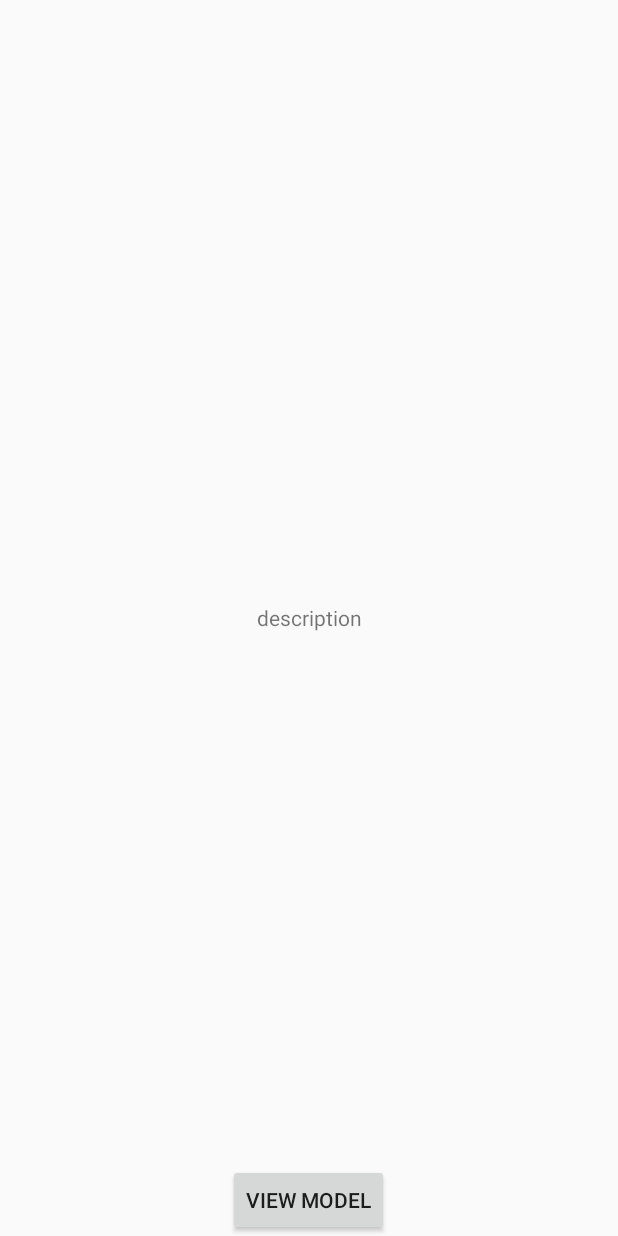
After one commit to IosephKnecht/barcode-view, an Android app: the layout fragment_info.xml on its own in the app's theme, with its tools: preview values and no code run, on a phone screen of 412 x 824 dp. The commit adds this screen. Run offline under Robolectric (Android 15) with nearby library versions, the phone set to English and light mode, and no system bars.

Commit message:
added tempalte info module

```diff
--- a/app/build.gradle
+++ b/app/build.gradle
@@ -11,7 +11,7 @@ android {
     compileSdkVersion 27
     defaultConfig {
         applicationId "com.project.iosephknecht.barcode_view"
-        minSdkVersion 15
+        minSdkVersion 19
         targetSdkVersion 27
         versionCode 1
         versionName "1.0"
--- a/app/src/main/AndroidManifest.xml
+++ b/app/src/main/AndroidManifest.xml
@@ -9,7 +9,7 @@
         android:roundIcon="@mipmap/ic_launcher_round"
         android:supportsRtl="true"
         android:theme="@style/AppTheme">
-        <activity android:name=".MainActivity">
+        <activity android:name=".presentation.host.MainActivity">
             <intent-filter>
                 <action android:name="android.intent.action.MAIN" />
 
--- /dev/null
+++ b/app/src/main/java/com/project/iosephknecht/barcode_view/presentation/info/DocumentInfoContract.kt
@@ -0,0 +1,34 @@
+package com.project.iosephknecht.barcode_view.presentation.info
+
+import android.databinding.Bindable
+import com.project.iosephknecht.barcode_view.data.presentation.DocumentInfo
+import com.project.iosephknecht.barcode_view.viper.interactor.MvpInteractor
+import com.project.iosephknecht.barcode_view.viper.presenter.MvpPresenter
+import com.project.iosephknecht.barcode_view.viper.router.MvpRouter
+import com.project.iosephknecht.barcode_view.viper.viewModel.MvpViewModel
+
+interface DocumentInfoContract {
+
+    interface ViewModel : MvpViewModel {
+        var description: String
+            @Bindable get
+
+        var modelArray: ByteArray
+    }
+
+    interface Presenter : MvpPresenter<ViewModel> {
+        fun obtainDocumentInfoModel(barcodeValue: String)
+    }
+
+    interface Listener : MvpInteractor.Listener {
+        fun onObtainDocumentInfoModel(documentInfoModel: DocumentInfo)
+    }
+
+    interface Interactor : MvpInteractor<Listener> {
+        fun searchBarcodeValue(barcodeValue: String)
+    }
+
+    interface RouterListener : MvpRouter.Listener
+
+    interface Router : MvpRouter<RouterListener>
+}
--- /dev/null
+++ b/app/src/main/java/com/project/iosephknecht/barcode_view/presentation/info/di/DocumentInfoModule.kt
@@ -0,0 +1,4 @@
+package com.project.iosephknecht.barcode_view.presentation.info.di
+
+class DocumentInfoModule(private val barcodeValue: String) {
+}
--- /dev/null
+++ b/app/src/main/res/layout/fragment_info.xml
@@ -0,0 +1,35 @@
+<?xml version="1.0" encoding="utf-8"?>
+<layout xmlns:android="http://schemas.android.com/apk/res/android"
+    xmlns:tools="http://schemas.android.com/tools">
+
+    <data>
+
+        <variable
+            name="viewModel"
+            type="com.project.iosephknecht.barcode_view.presentation.info.DocumentInfoContract.ViewModel" />
+    </data>
+
+    <RelativeLayout
+        android:layout_width="match_parent"
+        android:layout_height="match_parent">
+
+        <TextView
+            android:id="@+id/description_view"
+            android:layout_width="match_parent"
+            android:layout_height="wrap_content"
+            android:layout_centerHorizontal="true"
+            android:layout_centerVertical="true"
+            android:gravity="center"
+            android:text="@{viewModel.description}"
+            tools:text="description" />
+
+        <Button
+            android:id="@+id/view_btn"
+            android:layout_width="wrap_content"
+            android:layout_height="wrap_content"
+            android:layout_alignParentBottom="true"
+            android:layout_centerHorizontal="true"
+            android:text="View model" />
+
+    </RelativeLayout>
+</layout>
```
Also changed, not shown: app/src/main/java/com/project/iosephknecht/barcode_view/MainActivity.kt (deleted, +0 -37 lines), app/src/main/java/com/project/iosephknecht/barcode_view/presentation/host/HostFragment.kt (added, +47 -0 lines), app/src/main/java/com/project/iosephknecht/barcode_view/presentation/host/MainActivity.kt (added, +24 -0 lines), app/src/main/java/com/project/iosephknecht/barcode_view/presentation/info/di/DocumentInfoComponent.kt (added, +8 -0 lines), app/src/main/java/com/project/iosephknecht/barcode_view/presentation/info/interactor/DocumentInfoInteractor.kt (added, +13 -0 lines), app/src/main/java/com/project/iosephknecht/barcode_view/presentation/info/presenter/DocumentInfoPresenter.kt (added, +31 -0 lines), app/src/main/java/com/project/iosephknecht/barcode_view/presentation/info/router/DocumentInfoRouter.kt (added, +8 -0 lines), app/src/main/java/com/project/iosephknecht/barcode_view/presentation/info/view/DocumentInfoFragment.kt (added, +50 -0 lines), app/src/main/java/com/project/iosephknecht/barcode_view/presentation/info/viewModel/DocumentInfoViewModel.kt (added, +16 -0 lines), app/src/main/res/layout/activity_main.xml (+4 -24 lines), app/src/main/res/layout/fragment_host.xml (added, +24 -0 lines).
